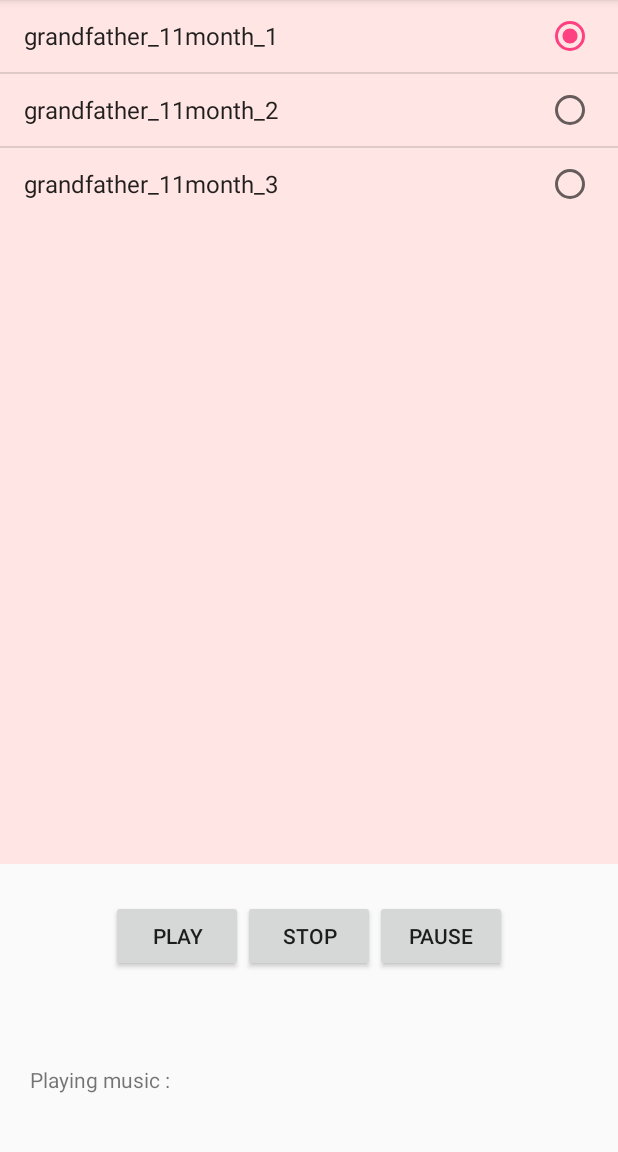
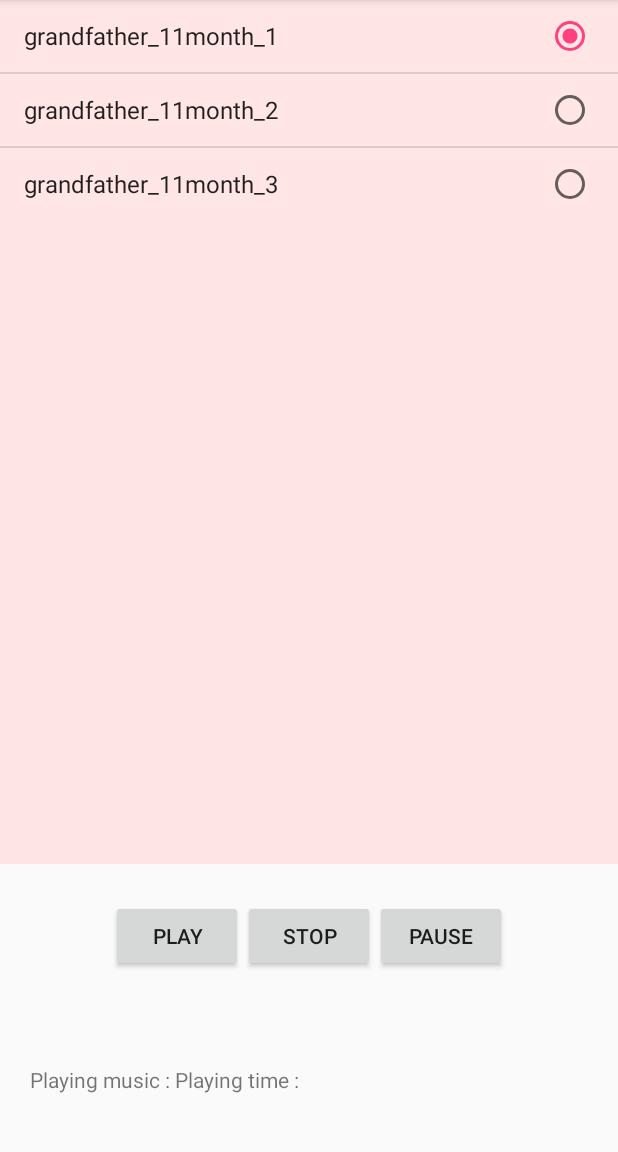
Before and after one commit to yeseul726/AudioList, an Android app: the screen it shows after launch (MainActivity), on a phone screen of 412 x 824 dp, the part 84-1236 px from its top. Run offline under Robolectric (Android 15) with nearby library versions, the phone set to English and light mode, and no system bars.

Commit message:
#6 SeekBar

```diff
--- a/app/src/main/java/yeseul/kr/hs/emirim/audiolist/MainActivity.java
+++ b/app/src/main/java/yeseul/kr/hs/emirim/audiolist/MainActivity.java
@@ -1,6 +1,7 @@
 package yeseul.kr.hs.emirim.audiolist;
 
 import android.media.MediaPlayer;
+import android.os.SystemClock;
 import android.support.v7.app.AppCompatActivity;
 import android.os.Bundle;
 import android.view.View;
@@ -9,12 +10,15 @@
 import android.widget.Button;
 import android.widget.ListView;
 import android.widget.ProgressBar;
+import android.widget.SeekBar;
 import android.widget.TextView;
+
+import java.text.SimpleDateFormat;
 
 public class MainActivity extends AppCompatActivity {
     ListView list;
     Button butPlay, butStop, butPause;
-    TextView textMusic;
+    TextView textMusic, textTime;
     ProgressBar progress;
     String[] musics = {"grandfather_11month_1", "grandfather_11month_2", "grandfather_11month_3"};
     int[] musicResIds = {R.raw.grandfather_11month_1, R.raw.grandfather_11month_2, R.raw.grandfather_11month_3};
@@ -31,7 +35,8 @@
         butStop = (Button)findViewById(R.id.but_stop);
         butPause = (Button)findViewById(R.id.but_pause);
         textMusic = (TextView)findViewById(R.id.text_music);
-        progress = (ProgressBar)findViewById(R.id.progress_music);
+        textTime = (TextView)findViewById(R.id.text_time);
+        progress = (SeekBar)findViewById(R.id.progress_music);
         ArrayAdapter<String> adapter = new ArrayAdapter<String>(this, android.R.layout.simple_list_item_single_choice, musics);
         list.setAdapter(adapter);
         list.setChoiceMode(ListView.CHOICE_MODE_SINGLE);
@@ -43,15 +48,18 @@
         list.setOnItemClickListener(new AdapterView.OnItemClickListener(){
             @Override
             public void onItemClick(AdapterView<?> adapterView, View view, int i, long l) {
+                selectedPauseButton = false;
                 mediaPlayer.stop();
                 selectedMusicId=musicResIds[i];
-                progress.setVisibility(View.INVISIBLE);
+                MainActivity.this.i = i;
             }
         });
 
         butPlay.setOnClickListener(new View.OnClickListener() {
+            SimpleDateFormat timeFormat = new SimpleDateFormat("mm:ss");
             @Override
             public void onClick(View view) {
+                textMusic.setText(musics[i]);
                 if(selectedPauseButton) {
                     mediaPlayer.start();
                     selectedPauseButton=false;
@@ -60,8 +68,25 @@
                 else
                     mediaPlayer=MediaPlayer.create(MainActivity.this, selectedMusicId);
                 mediaPlayer.start();
-                progress.setVisibility(View.VISIBLE);
-
+                Thread musicThread=new Thread(){
+                    @Override
+                    public void run() {
+                        if(mediaPlayer==null)
+                            return;
+                        progress.setMax(mediaPlayer.getDuration());
+                        while(mediaPlayer.isPlaying()){
+                            progress.setProgress(mediaPlayer.getCurrentPosition());
+                            runOnUiThread(new Runnable() {
+                                @Override
+                                public void run() {
+                                    textTime.setText("진행시간 : " + timeFormat.format(mediaPlayer.getCurrentPosition()));
+                                }
+                            });
+                            SystemClock.sleep(200);
+                        }
+                    }
+                };
+                musicThread.start();
             }
         });
 
@@ -69,7 +94,6 @@
             @Override
             public void onClick(View view) {
                 mediaPlayer.stop();
-                progress.setVisibility(View.INVISIBLE);
 
             }
         });
--- a/app/src/main/res/layout/activity_main.xml
+++ b/app/src/main/res/layout/activity_main.xml
@@ -60,9 +60,15 @@
             android:layout_height="wrap_content"
             android:text="Playing music : "
             />
-        <ProgressBar
+        <TextView
+            android:id="@+id/text_time"
+            android:layout_width="wrap_content"
+            android:layout_height="wrap_content"
+            android:text="Playing time : "
+            />
+        <SeekBar
             android:id="@+id/progress_music"
-            android:layout_width="wrap_content"
+            android:layout_width="match_parent"
             android:layout_height="wrap_content"
             android:visibility="invisible"
             />
```
